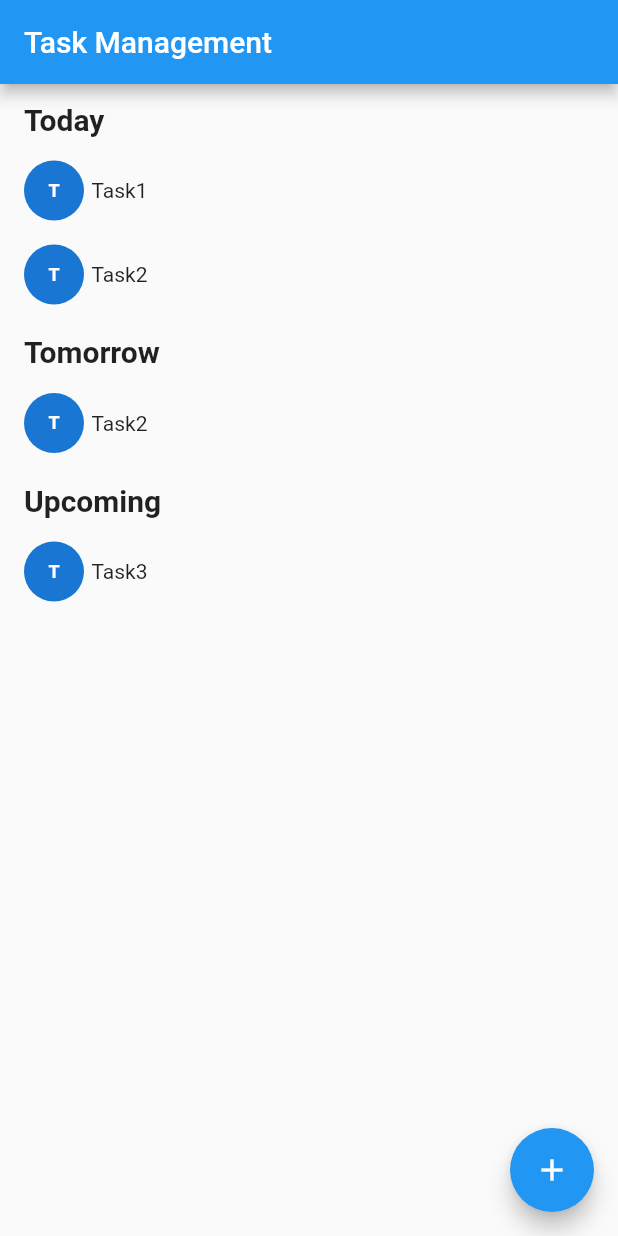
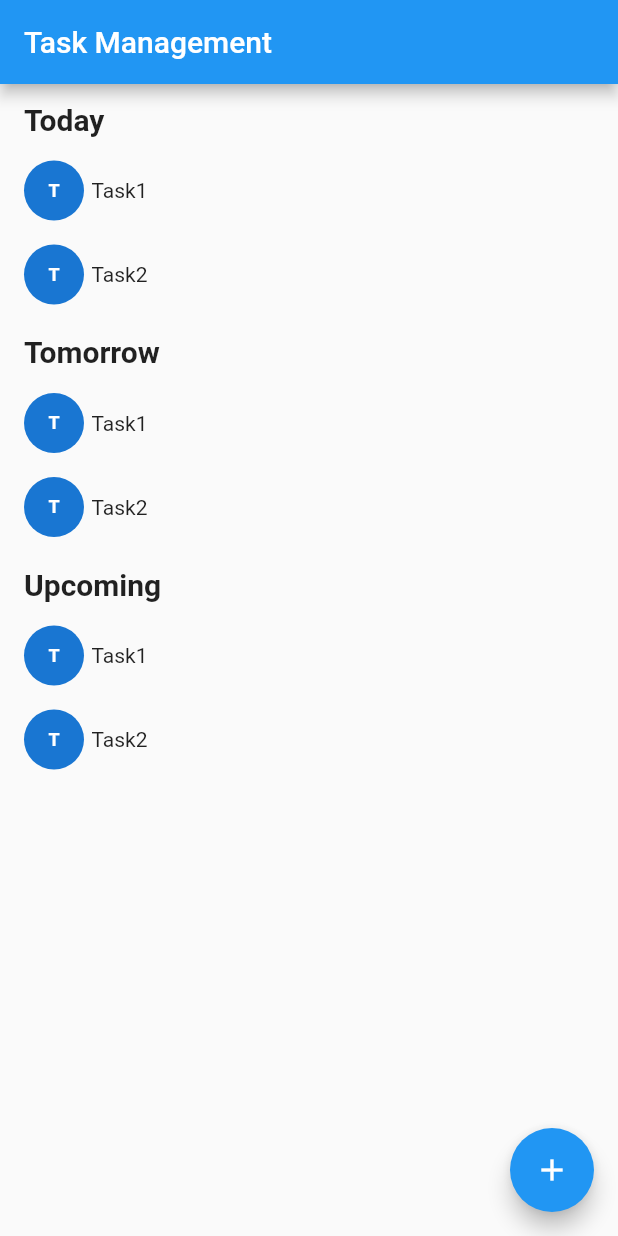
Before and after one commit to dineshpote26/kotak_assignment, a Flutter app: the screen it shows after launch, on a phone screen of 412 x 824 dp. Run offline on Flutter 3.47's test engine with Material 2 defaults, Android fonts, the phone set to English and light mode, and no system bars; our stand-ins replace cloud_firestore, equatable, firebase_core, flutter_bloc; accounts and stored records are empty; Roboto replaces fonts that are missing (customBold, customMedium).

Commit message:
task list from bloc

```diff
--- a/lib/app/features/bloc/tasks_state.dart
+++ b/lib/app/features/bloc/tasks_state.dart
@@ -10,11 +10,17 @@ abstract class TaskState extends Equatable {
 
 class TaskLoading extends TaskState {}
 
-class TodosLoaded extends TaskState {
+class TaskLoaded extends TaskState {
   final List<Task> tasks;
 
-  const TodosLoaded({this.tasks = const <Task>[]});
+  const TaskLoaded({this.tasks = const <Task>[]});
+
 
   @override
   List<Object> get props => [tasks];
 }
+
+class TasksError extends TaskState {
+  final String? message;
+  const TasksError(this.message);
+}
--- a/lib/app/features/view/task_list.dart
+++ b/lib/app/features/view/task_list.dart
@@ -1,7 +1,10 @@
 import 'package:flutter/material.dart';
+import 'package:flutter_bloc/flutter_bloc.dart';
 import 'package:kotak_assignment/app/common/utils/get_initials.dart';
 import 'package:kotak_assignment/app/common/widgets/circle_avatar_text.dart';
 import 'package:kotak_assignment/app/common/widgets/custom_text.dart';
+import 'package:kotak_assignment/app/features/bloc/tasks_bloc.dart';
+import 'package:kotak_assignment/app/features/bloc/tasks_state.dart';
 import 'package:kotak_assignment/app/features/view/add_task.dart';
 import 'package:kotak_assignment/app/features/view/task_detail.dart';
 import 'package:kotak_assignment/app/models/task.dart';
@@ -9,27 +12,6 @@ import 'package:kotak_assignment/app/models/task_response.dart';
 
 class TaskListScreen extends StatelessWidget {
   TaskListScreen({Key? key}) : super(key: key);
-
-  TaskResponse taskResponse = TaskResponse(today: [
-    const Task(
-        title: 'Task1',
-        description: 'Task1 Description',
-        createDate: "15-07-2023"),
-    const Task(
-        title: 'Task2',
-        description: 'Task2 Description',
-        createDate: "15-07-2023")
-  ], tomorrow: [
-    const Task(
-        title: 'Task2',
-        description: 'Task1 Description',
-        createDate: "16-07-2023")
-  ], upcoming: [
-    const Task(
-        title: 'Task3',
-        description: 'Task1 Description',
-        createDate: "17-07-2023")
-  ]);
 
   @override
   Widget build(BuildContext context) {
@@ -48,7 +30,13 @@ class TaskListScreen extends StatelessWidget {
         },
         child: const Icon(Icons.add),
       ),
-      body: Padding(
+      body: BlocBuilder<TaskBloc, TaskState>(
+        builder: (context,state) {
+          if(state is TaskLoading){
+            return const CircularProgressIndicator();
+          }
+          if (state is TaskLoaded) {
+            return Padding(
               padding: const EdgeInsets.symmetric(horizontal: 16),
               child: Column(
                 crossAxisAlignment: CrossAxisAlignment.start,
@@ -62,7 +50,7 @@ class TaskListScreen extends StatelessWidget {
                   const SizedBox(height: 8),
                   ListView.builder(
                       shrinkWrap: true,
-                itemCount: taskResponse.today!.length ?? 0,
+                      itemCount: state.tasks.length,
                       itemBuilder: (BuildContext context, int index) {
                         return InkWell(
                           onTap: (){
@@ -79,12 +67,12 @@ class TaskListScreen extends StatelessWidget {
                               children: [
                                 CircleAvatarText(
                                   text: GetInitials.getInitials(
-                                taskResponse.today![index].title ?? ""),
+                                      state.tasks[index].title ?? ""),
                                   radius: 20,
                                 ),
                                 const SizedBox(width: 5),
                                 CustomText(
-                              text: taskResponse.today![index].title ?? ""),
+                                    text: state.tasks[index].title ?? ""),
                               ],
                             ),
                           ),
@@ -99,7 +87,7 @@ class TaskListScreen extends StatelessWidget {
                   const SizedBox(height: 8),
                   ListView.builder(
                       shrinkWrap: true,
-                itemCount: taskResponse.tomorrow!.length ?? 0,
+                      itemCount: state.tasks.length ?? 0,
                       itemBuilder: (BuildContext context, int index) {
                         return InkWell(
                           onTap: (){
@@ -116,12 +104,12 @@ class TaskListScreen extends StatelessWidget {
                               children: [
                                 CircleAvatarText(
                                   text: GetInitials.getInitials(
-                                taskResponse.tomorrow![index].title ?? ""),
+                                      state.tasks[index].title ?? ""),
                                   radius: 20,
                                 ),
                                 const SizedBox(width: 5),
                                 CustomText(
-                              text: taskResponse.tomorrow![index].title ?? ""),
+                                    text: state.tasks[index].title ?? ""),
                               ],
                             ),
                           ),
@@ -136,7 +124,7 @@ class TaskListScreen extends StatelessWidget {
                   const SizedBox(height: 8),
                   ListView.builder(
                       shrinkWrap: true,
-                itemCount: taskResponse.upcoming!.length ?? 0,
+                      itemCount: state.tasks.length ?? 0,
                       itemBuilder: (BuildContext context, int index) {
                         return InkWell(
                           onTap: (){
@@ -153,12 +141,12 @@ class TaskListScreen extends StatelessWidget {
                               children: [
                                 CircleAvatarText(
                                   text: GetInitials.getInitials(
-                                taskResponse.upcoming![index].title ?? ""),
+                                      state.tasks[index].title ?? ""),
                                   radius: 20,
                                 ),
                                 const SizedBox(width: 5),
                                 CustomText(
-                              text: taskResponse.upcoming![index].title ?? ""),
+                                    text: state.tasks[index].title ?? ""),
                               ],
                             ),
                           ),
@@ -166,6 +154,11 @@ class TaskListScreen extends StatelessWidget {
                       }),
                 ],
               ),
+            );
+          }else{
+            return const Text('No Task Found');
+          }
+        }
       ),
     );
   }
--- a/lib/main.dart
+++ b/lib/main.dart
@@ -1,5 +1,10 @@
 import 'package:flutter/material.dart';
+import 'package:flutter_bloc/flutter_bloc.dart';
+import 'package:kotak_assignment/app/features/bloc/tasks_bloc.dart';
+import 'package:kotak_assignment/app/features/bloc/tasks_event.dart';
 import 'package:kotak_assignment/app/features/view/task_list.dart';
+
+import 'app/features/repository/task_repository.dart';
 
 void main() {
   runApp(const MyApp());
@@ -16,7 +21,17 @@ class MyApp extends StatelessWidget {
       theme: ThemeData(
         primarySwatch: Colors.blue,
       ),
-      home:  TaskListScreen(),
+      home:  RepositoryProvider(
+        create: (context) => TaskRepository(),
+        child: MultiBlocProvider(
+          providers: [
+            BlocProvider(
+                create: (context) => TaskBloc(
+                  RepositoryProvider.of<TaskRepository>(context),
+                )..add(const LoadTasks()))
+          ], child: TaskListScreen(),
+        ),
+      ),
     );
   }
 }
```
Also changed, not shown: lib/app/features/bloc/tasks_bloc.dart (+29 -18 lines), lib/app/features/repository/task_repository.dart (added, +36 -0 lines). Lines whose indentation alone changed are shown as unchanged.
